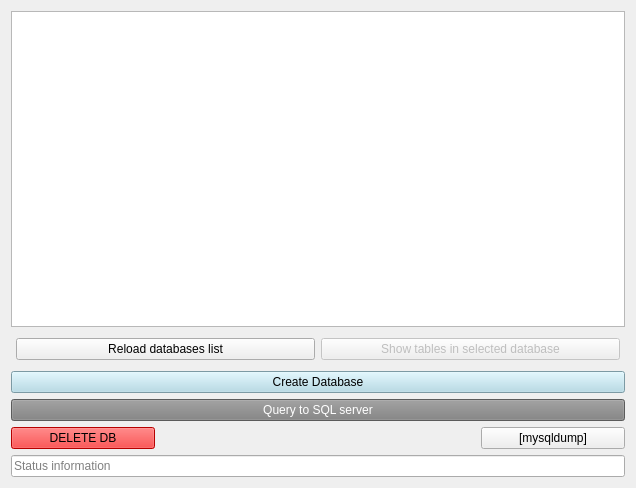
Above: databases.ui from TiReks33/adb-explorer before the change. Below: the same form after it.
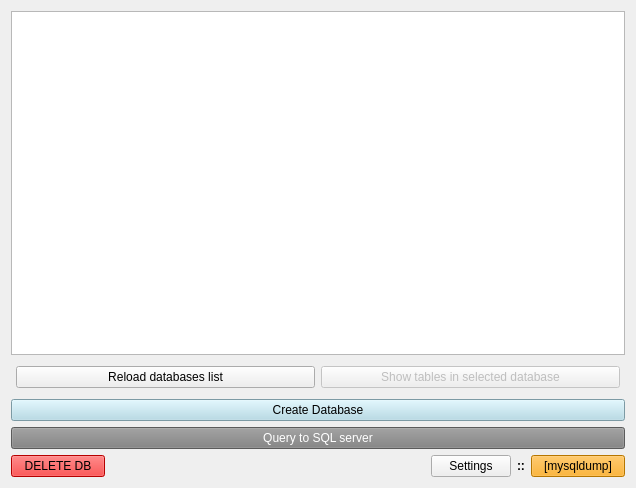
That is the form after the change.

Patch:
```diff
--- a/databases.ui
+++ b/databases.ui
@@ -127,6 +127,26 @@
        </property>
       </spacer>
      </item>
+     <item>
+      <widget class="QPushButton" name="settingsButton">
+       <property name="text">
+        <string>Settings</string>
+       </property>
+      </widget>
+     </item>
+     <item>
+      <widget class="QLabel" name="label">
+       <property name="font">
+        <font>
+         <weight>75</weight>
+         <bold>true</bold>
+        </font>
+       </property>
+       <property name="text">
+        <string>::</string>
+       </property>
+      </widget>
+     </item>
      <item>
       <widget class="QPushButton" name="mysqldump_button">
        <property name="sizePolicy">
@@ -135,6 +155,9 @@
          <verstretch>0</verstretch>
         </sizepolicy>
        </property>
+       <property name="styleSheet">
+        <string notr="true">background-color: orange;</string>
+       </property>
        <property name="text">
         <string>[mysqldump]</string>
        </property>
@@ -159,13 +182,6 @@
      <property name="bottomMargin">
       <number>0</number>
      </property>
-     <item>
-      <widget class="QLineEdit" name="statusLine">
-       <property name="placeholderText">
-        <string>Status information</string>
-       </property>
-      </widget>
-     </item>
     </layout>
    </item>
   </layout>
```
